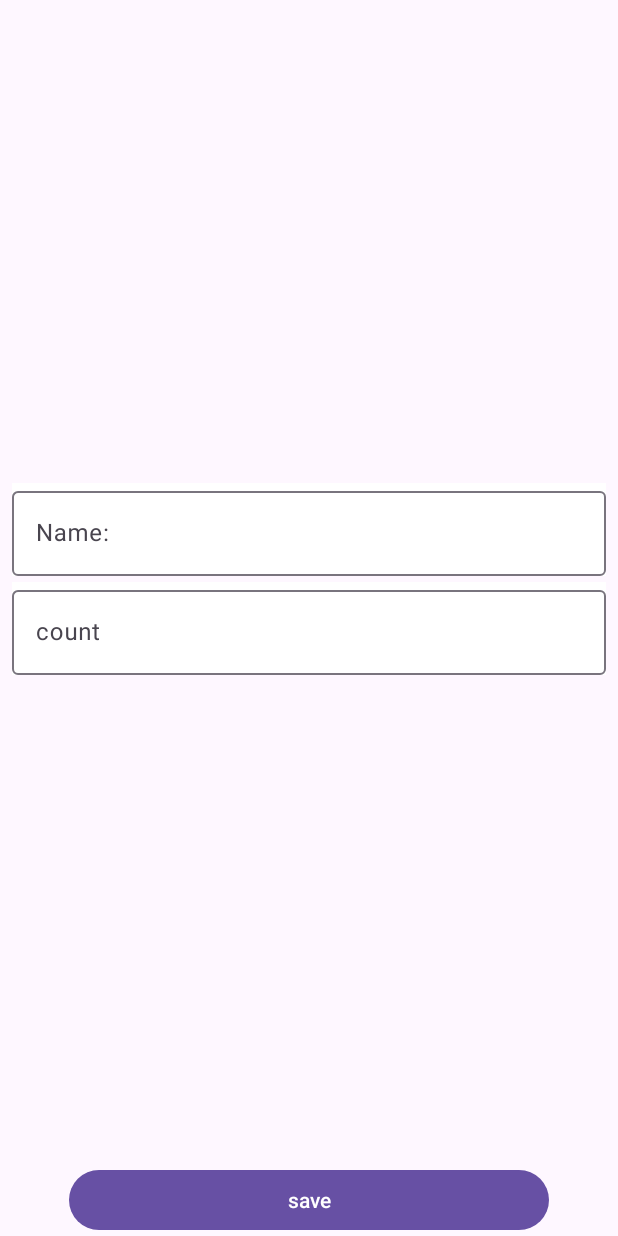
After one commit to jamshedirmatov2/ShoppingList, an Android app: the fragment ShopItemFragment placed in its activity, on a phone screen of 412 x 824 dp. The commit adds this screen. Run offline under Robolectric (Android 15) with nearby library versions, the phone set to English and light mode, and no system bars; 4 statements that could not run were skipped.

Commit message:
Clean Architecture (MVVM) finish

```diff
--- /dev/null
+++ b/app/src/main/java/com/example/shoppinglist/presentation/ShopItemFragment.kt
@@ -0,0 +1,156 @@
+package com.example.shoppinglist.presentation
+
+import android.content.Context
+import android.os.Bundle
+import android.view.LayoutInflater
+import android.view.View
+import android.view.ViewGroup
+import android.widget.Button
+import android.widget.EditText
+import androidx.core.widget.addTextChangedListener
+import androidx.fragment.app.Fragment
+import androidx.lifecycle.ViewModelProvider
+import com.example.shoppinglist.R
+import com.example.shoppinglist.domain.ShopItem
+import com.google.android.material.textfield.TextInputLayout
+
+class ShopItemFragment : Fragment() {
+
+    private lateinit var viewModel: ShopItemViewModel
+    private lateinit var onEditingFinishedListener: OnEditingFinishedListener
+
+    private lateinit var tillName: TextInputLayout
+    private lateinit var tillCount: TextInputLayout
+    private lateinit var etName: EditText
+    private lateinit var etCount: EditText
+    private lateinit var buttonSave: Button
+
+    private var screenMode = MODE_UNKNOWN
+    private var shopItemId = ShopItem.UNDEFINED_ID
+
+    companion object {
+        private const val SCREEN_MODE = "extra_mode"
+        private const val SHOP_ITEM_ID = "extra_shop_item_id"
+        private const val MODE_EDIT = "mode_edit"
+        private const val MODE_ADD = "mode_add"
+        private const val MODE_UNKNOWN = ""
+
+        fun newInstanceAddItem(): ShopItemFragment {
+            return ShopItemFragment().apply {
+                arguments = Bundle().apply {
+                    putString(SCREEN_MODE, MODE_ADD)
+                }
+            }
+        }
+
+        fun newInstanceEditItem(shopItemId: Int): ShopItemFragment {
+            return ShopItemFragment().apply {
+                arguments = Bundle().apply {
+                    putString(SCREEN_MODE, MODE_EDIT)
+                    putInt(SHOP_ITEM_ID, shopItemId)
+                }
+            }
+        }
+    }
+
+    interface OnEditingFinishedListener {
+
+        fun onEditingFinished()
+    }
+
+    override fun onAttach(context: Context) {
+        super.onAttach(context)
+        if (context is OnEditingFinishedListener) {
+            onEditingFinishedListener = context
+        } else {
+            throw RuntimeException("Activity must implement OnEditingFinishedListener")
+        }
+    }
+
+    override fun onCreate(savedInstanceState: Bundle?) {
+        super.onCreate(savedInstanceState)
+        parseParams()
+    }
+
+    override fun onCreateView(
+        inflater: LayoutInflater,
+        container: ViewGroup?,
+        savedInstanceState: Bundle?
+    ): View? {
+        return inflater.inflate(R.layout.fragment_shop_item, container, false)
+    }
+
+    override fun onViewCreated(view: View, savedInstanceState: Bundle?) {
+        super.onViewCreated(view, savedInstanceState)
+
+        viewModel = ViewModelProvider(this)[ShopItemViewModel::class.java]
+        initViews(view)
+
+        addTextChangeListeners()
+        launchRightMode()
+        observeViewModel()
+    }
+
+    private fun addTextChangeListeners() {
+        etName.addTextChangedListener { viewModel.resetErrorInputName() }
+        etCount.addTextChangedListener { viewModel.resetErrorInputCount() }
+    }
+
+    private fun launchRightMode() {
+        when (screenMode) {
+            MODE_EDIT -> launchEditMode()
+            MODE_ADD -> launchAddMode()
+        }
+    }
+
+    private fun observeViewModel() {
+        viewModel.errorInputCount.observe(viewLifecycleOwner) {
+            val message = if (it) getString(R.string.error_input_count) else null
+            tillCount.error = message
+        }
+        viewModel.errorInputName.observe(viewLifecycleOwner) {
+            val message = if (it) getString(R.string.error_input_name) else null
+            tillName.error = message
+        }
+        viewModel.shouldCloseScreen.observe(viewLifecycleOwner) {
+            onEditingFinishedListener.onEditingFinished()
+        }
+    }
+
+    private fun launchEditMode() {
+        viewModel.getShopItem(shopItemId)
+        viewModel.shopItem.observe(viewLifecycleOwner) {
+            etName.setText(it.name)
+            etCount.setText(it.count.toString())
+        }
+        buttonSave.setOnClickListener {
+            viewModel.editShopItem(etName.text?.toString(), etCount.text?.toString())
+        }
+    }
+
+    private fun launchAddMode() {
+        buttonSave.setOnClickListener {
+            viewModel.addShopItem(etName.text?.toString(), etCount.text?.toString())
+        }
+    }
+
+    private fun initViews(view: View) {
+        tillName = view.findViewById(R.id.til_name)
+        tillCount = view.findViewById(R.id.til_count)
+        etName = view.findViewById(R.id.et_name)
+        etCount = view.findViewById(R.id.et_count)
+        buttonSave = view.findViewById(R.id.save_button)
+    }
+
+    private fun parseParams() {
+        val args = requireArguments()
+        if (!args.containsKey(SCREEN_MODE)) throw RuntimeException("Param screen mode absent")
+        val mode = args.getString(SCREEN_MODE)
+        if (mode != MODE_ADD && mode != MODE_EDIT) throw RuntimeException("Unknown screen mode: $mode")
+        screenMode = mode
+        if (screenMode == MODE_EDIT)
+            if (!args.containsKey(SHOP_ITEM_ID))
+                throw RuntimeException("Param shop item id is absent")
+        shopItemId = args.getInt(SHOP_ITEM_ID, ShopItem.UNDEFINED_ID)
+    }
+}
--- a/app/src/main/res/layout/activity_shop_item.xml
+++ b/app/src/main/res/layout/activity_shop_item.xml
@@ -1,61 +1,8 @@
 <?xml version="1.0" encoding="utf-8"?>
-<androidx.constraintlayout.widget.ConstraintLayout xmlns:android="http://schemas.android.com/apk/res/android"
-    xmlns:app="http://schemas.android.com/apk/res-auto"
+<androidx.fragment.app.FragmentContainerView xmlns:android="http://schemas.android.com/apk/res/android"
     xmlns:tools="http://schemas.android.com/tools"
+    android:id="@+id/shop_item_container"
     android:layout_width="match_parent"
     android:layout_height="match_parent"
-    tools:context=".presentation.ShopItemActivity">
-
-    <com.google.android.material.textfield.TextInputLayout
-        android:id="@+id/til_name"
-        android:layout_width="0dp"
-        android:layout_height="wrap_content"
-        android:layout_marginStart="8dp"
-        android:layout_marginEnd="8dp"
-        android:layout_marginBottom="4dp"
-        android:background="@color/white"
-        app:layout_constraintBottom_toTopOf="@+id/til_count"
-        app:layout_constraintEnd_toEndOf="parent"
-        app:layout_constraintStart_toStartOf="parent"
-        app:layout_constraintTop_toTopOf="parent"
-        app:layout_constraintVertical_chainStyle="packed">
-
-        <com.google.android.material.textfield.TextInputEditText
-            android:id="@+id/et_name"
-            android:layout_width="match_parent"
-            android:layout_height="wrap_content"
-            android:hint="@string/name"
-            android:inputType="textCapWords" />
-    </com.google.android.material.textfield.TextInputLayout>
-
-    <com.google.android.material.textfield.TextInputLayout
-        android:id="@+id/til_count"
-        android:layout_width="0dp"
-        android:layout_height="wrap_content"
-        android:layout_marginStart="8dp"
-        android:layout_marginEnd="8dp"
-        android:layout_marginBottom="4dp"
-        android:background="@color/white"
-        app:layout_constraintBottom_toTopOf="@+id/save_button"
-        app:layout_constraintEnd_toEndOf="parent"
-        app:layout_constraintStart_toStartOf="parent"
-        app:layout_constraintTop_toBottomOf="@+id/til_name">
-
-        <com.google.android.material.textfield.TextInputEditText
-            android:id="@+id/et_count"
-            android:layout_width="match_parent"
-            android:layout_height="wrap_content"
-            android:hint="@string/count"
-            android:inputType="number" />
-    </com.google.android.material.textfield.TextInputLayout>
-
-    <Button
-        android:id="@+id/save_button"
-        android:layout_width="320dp"
-        android:layout_height="wrap_content"
-        android:text="@string/save"
-        app:layout_constraintBottom_toBottomOf="parent"
-        app:layout_constraintEnd_toEndOf="parent"
-        app:layout_constraintStart_toStartOf="parent" />
-
-</androidx.constraintlayout.widget.ConstraintLayout>
+    tools:context=".presentation.ShopItemActivity"
+    tools:layout="@layout/fragment_shop_item" />
--- /dev/null
+++ b/app/src/main/res/layout/fragment_shop_item.xml
@@ -0,0 +1,61 @@
+<?xml version="1.0" encoding="utf-8"?>
+<androidx.constraintlayout.widget.ConstraintLayout xmlns:android="http://schemas.android.com/apk/res/android"
+    xmlns:app="http://schemas.android.com/apk/res-auto"
+    xmlns:tools="http://schemas.android.com/tools"
+    android:layout_width="match_parent"
+    android:layout_height="match_parent"
+    tools:context=".presentation.ShopItemFragment">
+
+    <com.google.android.material.textfield.TextInputLayout
+        android:id="@+id/til_name"
+        android:layout_width="0dp"
+        android:layout_height="wrap_content"
+        android:layout_marginStart="8dp"
+        android:layout_marginEnd="8dp"
+        android:layout_marginBottom="4dp"
+        android:background="@color/white"
+        app:layout_constraintBottom_toTopOf="@+id/til_count"
+        app:layout_constraintEnd_toEndOf="parent"
+        app:layout_constraintStart_toStartOf="parent"
+        app:layout_constraintTop_toTopOf="parent"
+        app:layout_constraintVertical_chainStyle="packed">
+
+        <com.google.android.material.textfield.TextInputEditText
+            android:id="@+id/et_name"
+            android:layout_width="match_parent"
+            android:layout_height="wrap_content"
+            android:hint="@string/name"
+            android:inputType="textCapWords" />
+    </com.google.android.material.textfield.TextInputLayout>
+
+    <com.google.android.material.textfield.TextInputLayout
+        android:id="@+id/til_count"
+        android:layout_width="0dp"
+        android:layout_height="wrap_content"
+        android:layout_marginStart="8dp"
+        android:layout_marginEnd="8dp"
+        android:layout_marginBottom="4dp"
+        android:background="@color/white"
+        app:layout_constraintBottom_toTopOf="@+id/save_button"
+        app:layout_constraintEnd_toEndOf="parent"
+        app:layout_constraintStart_toStartOf="parent"
+        app:layout_constraintTop_toBottomOf="@+id/til_name">
+
+        <com.google.android.material.textfield.TextInputEditText
+            android:id="@+id/et_count"
+            android:layout_width="match_parent"
+            android:layout_height="wrap_content"
+            android:hint="@string/count"
+            android:inputType="number" />
+    </com.google.android.material.textfield.TextInputLayout>
+
+    <Button
+        android:id="@+id/save_button"
+        android:layout_width="320dp"
+        android:layout_height="wrap_content"
+        android:text="@string/save"
+        app:layout_constraintBottom_toBottomOf="parent"
+        app:layout_constraintEnd_toEndOf="parent"
+        app:layout_constraintStart_toStartOf="parent" />
+
+</androidx.constraintlayout.widget.ConstraintLayout>
```
Also changed, not shown: app/src/main/java/com/example/shoppinglist/presentation/MainActivity.kt (+30 -5 lines), app/src/main/java/com/example/shoppinglist/presentation/ShopItemActivity.kt (+11 -67 lines), app/src/main/res/layout-land/activity_main.xml (added, +47 -0 lines).
